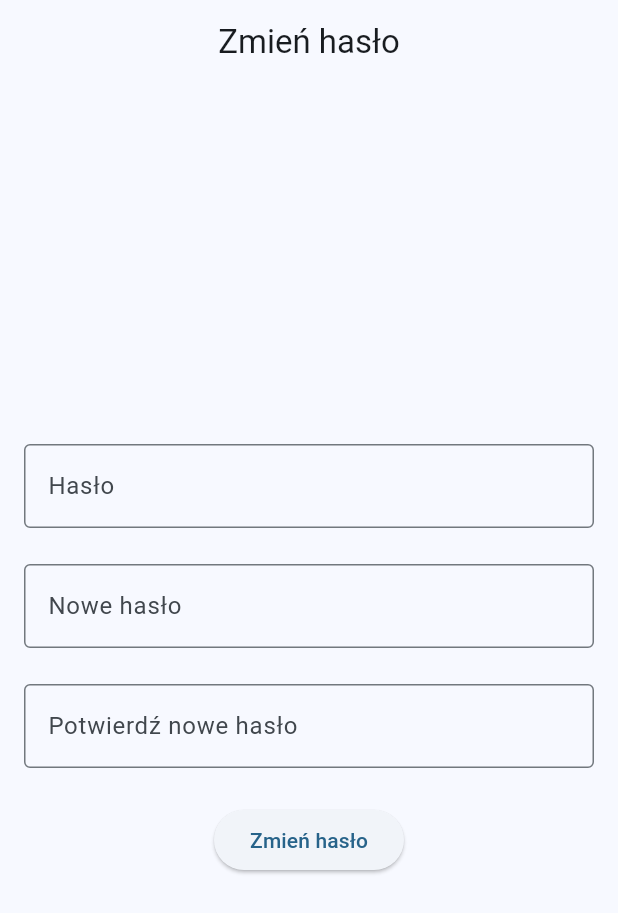
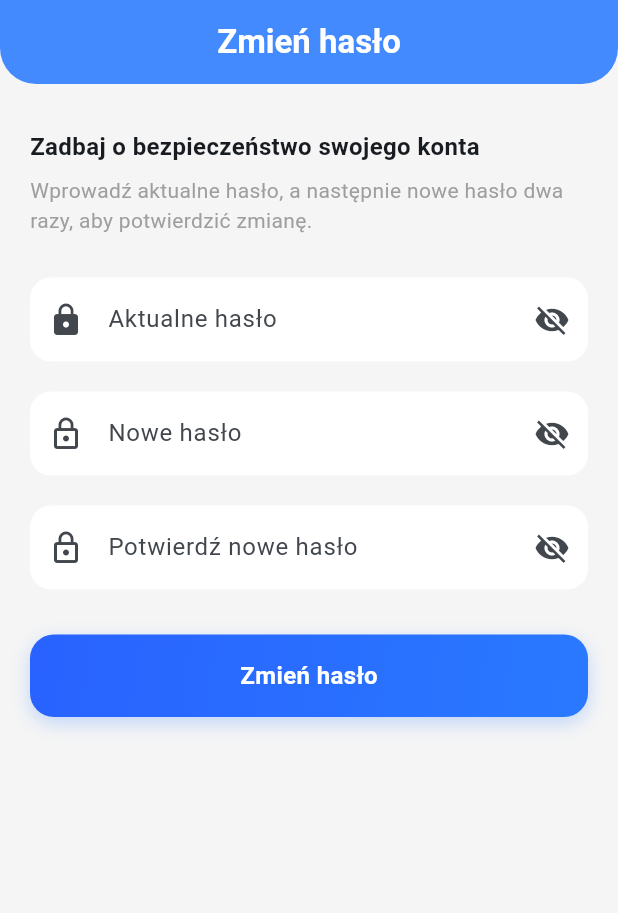
Before and after one commit to tykhonchuk/Appka, a Flutter app: the ChangePasswordPage screen opened by its route, on a phone screen of 412 x 824 dp. Shown: the top 913 px of the screen. Run offline on Flutter 3.47's test engine with Material 3 defaults, Android fonts, the phone set to English and light mode, and no system bars; our stand-ins replace camera, file_picker, firebase_auth, firebase_core, firebase_storage, flutter_bloc and 4 more; missing offline and left inert: flutter_pdfview; accounts and stored records are empty; generated files the repository leaves out were written again; network calls fail; statements that could not run were skipped.

Commit message:
updated edit and change password page

```diff
--- a/lib/pages/change_password_page.dart
+++ b/lib/pages/change_password_page.dart
@@ -8,83 +8,209 @@ class ChangePasswordPage extends StatefulWidget {
   @override
   State<ChangePasswordPage> createState() => _ChangePasswordPageState();
 }
+
 class _ChangePasswordPageState extends State<ChangePasswordPage> {
   final TextEditingController _oldPasswordController = TextEditingController();
   final TextEditingController _newPasswordController = TextEditingController();
   final TextEditingController _confirmPasswordController = TextEditingController();
+
+  bool _oldObscure = true;
+  bool _newObscure = true;
+  bool _confirmObscure = true;
+
+  @override
+  void dispose() {
+    _oldPasswordController.dispose();
+    _newPasswordController.dispose();
+    _confirmPasswordController.dispose();
+    super.dispose();
+  }
+
+  Widget _passwordField({
+    required TextEditingController controller,
+    required String label,
+    required bool obscure,
+    required VoidCallback onToggle,
+    IconData icon = Icons.lock,
+  }) {
+    return TextField(
+      controller: controller,
+      obscureText: obscure,
+      decoration: InputDecoration(
+        labelText: label,
+        prefixIcon: Icon(icon),
+        suffixIcon: IconButton(
+          icon: Icon(obscure ? Icons.visibility_off : Icons.visibility),
+          onPressed: onToggle,
+        ),
+        filled: true,
+        fillColor: Colors.white,
+        border: OutlineInputBorder(
+          borderRadius: BorderRadius.circular(14),
+          borderSide: BorderSide.none,
+        ),
+        contentPadding: const EdgeInsets.symmetric(vertical: 16, horizontal: 14),
+      ),
+    );
+  }
+
   @override
   Widget build(BuildContext context) {
     return BlocProvider(
-      create: (_)=> ProfileCubit(),
+      // jeśli masz ProfileCubit w MultiBlocProvider w main.dart,
+      // możesz to usunąć i używać istniejącego Cubita
+      create: (_) => ProfileCubit(),
       child: BlocListener<ProfileCubit, ProfileState>(
-        listener: (context, state){
-          if (state is ProfileSuccess){
+        listener: (context, state) {
+          if (state is ProfileSuccess) {
             ScaffoldMessenger.of(context).showSnackBar(
-            const SnackBar(content: Text("Hasło zostało zmienione!"))
+              const SnackBar(content: Text("Hasło zostało zmienione!")),
             );
+            Navigator.of(context).pop();
           } else if (state is ProfileError) {
             ScaffoldMessenger.of(context).showSnackBar(
-                SnackBar(content: Text(state.message ?? "Błąd zmiany hasła!"))
+              SnackBar(content: Text(state.message ?? "Błąd zmiany hasła!")),
             );
           }
         },
         child: Scaffold(
+          backgroundColor: Colors.grey.shade100,
           appBar: AppBar(
+            backgroundColor: Colors.blueAccent,
+            foregroundColor: Colors.white,
             centerTitle: true,
-            title: Text("Zmień hasło"),
-          ),
-          body: Padding(
-            padding: const EdgeInsets.all(16.0),
-            child: Column(
-              mainAxisAlignment: MainAxisAlignment.center,
-              children: [
-                TextField(
-                  controller: _oldPasswordController,
-                  decoration: const InputDecoration(
-                    labelText: "Hasło",
-                    border: OutlineInputBorder(),
+            elevation: 0,
+            shape: const RoundedRectangleBorder(
+              borderRadius: BorderRadius.vertical(
+                bottom: Radius.circular(24),
               ),
             ),
-                const SizedBox(height: 24),
-                TextField(
-                  controller: _newPasswordController,
-                  decoration: const InputDecoration(
-                    labelText: "Nowe hasło",
-                    border: OutlineInputBorder(),
+            title: const Text(
+              "Zmień hasło",
+              style: TextStyle(
+                fontWeight: FontWeight.w600,
               ),
             ),
-                const SizedBox(height: 24),
-                TextField(
+          ),
+          body: SafeArea(
+            child: SingleChildScrollView(
+              padding: const EdgeInsets.fromLTRB(20, 30, 20, 30),
+              child: Column(
+                crossAxisAlignment: CrossAxisAlignment.stretch,
+                children: [
+                  const Text(
+                    "Zadbaj o bezpieczeństwo swojego konta",
+                    style: TextStyle(
+                      fontSize: 16,
+                      fontWeight: FontWeight.w600,
+                    ),
+                  ),
+                  const SizedBox(height: 8),
+                  const Text(
+                    "Wprowadź aktualne hasło, a następnie nowe hasło dwa razy, aby potwierdzić zmianę.",
+                    style: TextStyle(
+                      fontSize: 14,
+                      color: Colors.grey,
+                    ),
+                  ),
+                  const SizedBox(height: 28),
+
+                  _passwordField(
+                    controller: _oldPasswordController,
+                    label: "Aktualne hasło",
+                    obscure: _oldObscure,
+                    onToggle: () {
+                      setState(() {
+                        _oldObscure = !_oldObscure;
+                      });
+                    },
+                  ),
+                  const SizedBox(height: 20),
+
+                  _passwordField(
+                    controller: _newPasswordController,
+                    label: "Nowe hasło",
+                    obscure: _newObscure,
+                    onToggle: () {
+                      setState(() {
+                        _newObscure = !_newObscure;
+                      });
+                    },
+                    icon: Icons.lock_outline,
+                  ),
+                  const SizedBox(height: 20),
+
+                  _passwordField(
                     controller: _confirmPasswordController,
-                  decoration: const InputDecoration(
-                    labelText: "Potwierdź nowe hasło",
-                    border: OutlineInputBorder(),
-                  )
+                    label: "Potwierdź nowe hasło",
+                    obscure: _confirmObscure,
+                    onToggle: () {
+                      setState(() {
+                        _confirmObscure = !_confirmObscure;
+                      });
+                    },
+                    icon: Icons.lock_outline,
                   ),
-                const SizedBox(height: 24),
+                  const SizedBox(height: 30),
+
                   BlocBuilder<ProfileCubit, ProfileState>(
-                  builder: (context, state){
+                    builder: (context, state) {
                       final cubit = context.read<ProfileCubit>();
+
                       if (state is ProfileLoading) {
-                      return const CircularProgressIndicator();
+                        return const Center(child: CircularProgressIndicator());
                       }
-                    return ElevatedButton(
-                      onPressed: (){
+
+                      return InkWell(
+                        onTap: () {
                           cubit.changePassword(
                             _oldPasswordController.text,
                             _newPasswordController.text,
-                          _confirmPasswordController.text
+                            _confirmPasswordController.text,
                           );
                         },
-                      child: const Text("Zmień hasło"),
+                        borderRadius: BorderRadius.circular(16),
+                        child: Container(
+                          width: double.infinity,
+                          padding: const EdgeInsets.symmetric(vertical: 16),
+                          decoration: BoxDecoration(
+                            gradient: LinearGradient(
+                              colors: [
+                                Colors.blueAccent.shade700,
+                                Colors.blueAccent.shade400,
+                              ],
+                              begin: Alignment.topLeft,
+                              end: Alignment.bottomRight,
+                            ),
+                            borderRadius: BorderRadius.circular(16),
+                            boxShadow: [
+                              BoxShadow(
+                                color: Colors.blueAccent.withOpacity(0.3),
+                                blurRadius: 10,
+                                offset: const Offset(0, 4),
+                              ),
+                            ],
+                          ),
+                          child: const Center(
+                            child: Text(
+                              "Zmień hasło",
+                              style: TextStyle(
+                                color: Colors.white,
+                                fontWeight: FontWeight.w600,
+                                fontSize: 16,
+                              ),
+                            ),
+                          ),
+                        ),
                       );
                     },
                   ),
-              ]
+                ],
               ),
             ),
-        )
-      )
+          ),
+        ),
+      ),
     );
   }
 }
```
Also changed, not shown: lib/pages/edit_profile_page.dart (+42 -18 lines). Lines whose indentation alone changed are shown as unchanged.
